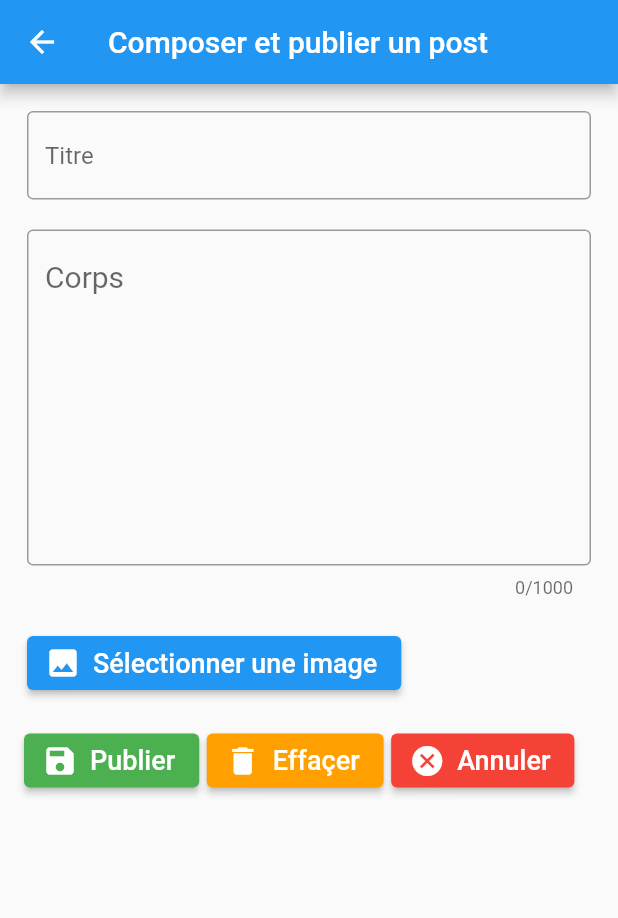
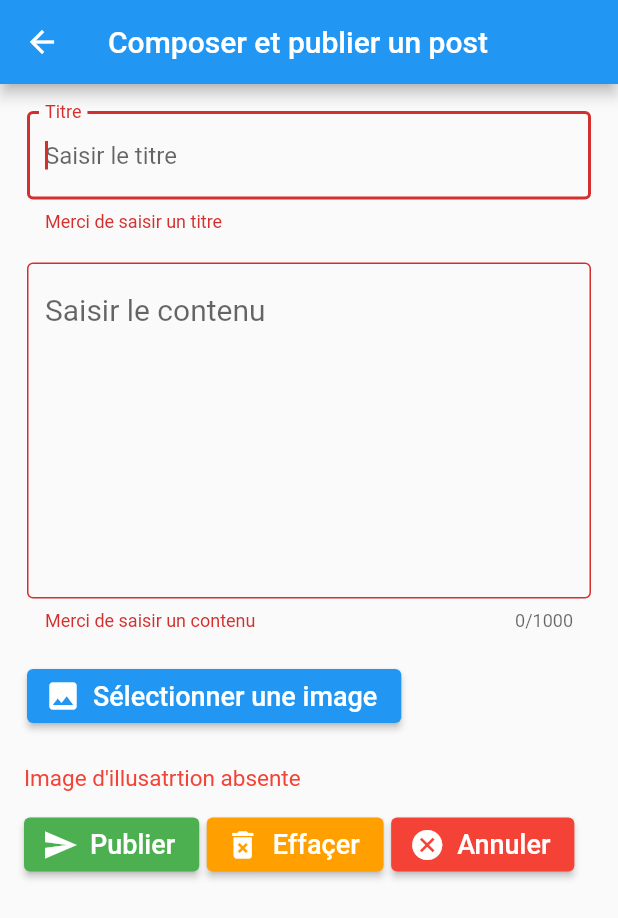
Before and after one commit to PdskDev/Flutter_NadetDev_Blob_App, a Flutter app: the ComposePage screen opened directly, after a tap on "Publier", on a phone screen of 412 x 824 dp. Shown: the top 918 px of the screen. Run offline on Flutter 3.47's test engine with Material 2 defaults, Android fonts, the phone set to English and light mode, and no system bars; our stand-ins replace image_picker.

Commit message:
add image picker + constante + validator

```diff
--- a/lib/compose_page.dart
+++ b/lib/compose_page.dart
@@ -1,4 +1,10 @@
+import 'dart:io';
+
+import 'package:flutter/foundation.dart';
 import 'package:flutter/material.dart';
+import 'package:flutter/services.dart';
+import 'package:image_picker/image_picker.dart';
+import 'package:my_nadetdev_blog/home_page.dart';
 import 'package:my_nadetdev_blog/image_from_gallery.dart';
 import 'constants.dart' as app_constants;
 
@@ -31,6 +37,31 @@ class PostComposeForm extends StatefulWidget {
 
 class _PostComposeFormState extends State<PostComposeForm> {
   final _formKey = GlobalKey<FormState>();
+  final titleFieldController = TextEditingController();
+  final contentFieldController = TextEditingController();
+  late FocusNode titleFieldFocusNode = FocusNode();
+  late AutovalidateMode _autoValidate = AutovalidateMode.disabled;
+  XFile? image;
+  final ImagePicker picker = ImagePicker();
+
+  @override
+  void initState() {
+    super.initState();
+  }
+
+  @override
+  void dispose() {
+    titleFieldFocusNode.dispose();
+    super.dispose();
+  }
+
+  void resetAllInputs() {
+    titleFieldController.clear();
+    contentFieldController.clear();
+    setState(() => _autoValidate = AutovalidateMode.always);
+    titleFieldFocusNode.requestFocus();
+    image = null;
+  }
 
   void _handleURLButtonPress(BuildContext context, var type) {
     Navigator.push(
@@ -39,11 +70,71 @@ class _PostComposeFormState extends State<PostComposeForm> {
             builder: (context) => ImageFromGalleryExt(type: type)));
   }
 
+  Future pickImage(ImageSource media) async {
+    try {
+      var photo = await picker.pickImage(source: media);
+      if (photo == null) return;
+
+      setState(() => image = photo);
+    } on PlatformException catch (e) {
+      if (kDebugMode) {
+        print('Failed to pick image: $e');
+      }
+    }
+  }
+
+  void selectImageSource() {
+    showDialog(
+        context: context,
+        builder: (BuildContext context) {
+          return AlertDialog(
+            shape:
+                RoundedRectangleBorder(borderRadius: BorderRadius.circular(10)),
+            title: const Text(app_constants.imagePickerSelectSource),
+            content: SizedBox(
+              height: MediaQuery.of(context).size.height / 7,
+              child: Padding(
+                padding: const EdgeInsets.all(8.0),
+                child: Column(
+                  children: [
+                    ElevatedButton(
+                      onPressed: () {
+                        Navigator.pop(context);
+                        pickImage(ImageSource.gallery);
+                      },
+                      child: const Row(
+                        children: [
+                          Icon(Icons.image),
+                          Text(app_constants.imagePickerGallery),
+                        ],
+                      ),
+                    ),
+                    ElevatedButton(
+                      onPressed: () {
+                        Navigator.pop(context);
+                        pickImage(ImageSource.camera);
+                      },
+                      child: const Row(
+                        children: [
+                          Icon(Icons.camera),
+                          Text(app_constants.imagePickerCamera),
+                        ],
+                      ),
+                    ),
+                  ],
+                ),
+              ),
+            ),
+          );
+        });
+  }
+
   @override
   Widget build(BuildContext context) {
     return SingleChildScrollView(
       child: Form(
         key: _formKey,
+        autovalidateMode: _autoValidate,
         child: Padding(
           padding: const EdgeInsets.all(8.0),
           child: Column(
@@ -53,11 +144,20 @@ class _PostComposeFormState extends State<PostComposeForm> {
                 padding:
                     const EdgeInsets.symmetric(horizontal: 10, vertical: 10),
                 child: TextFormField(
+                  autofocus: true,
+                  focusNode: titleFieldFocusNode,
                   decoration: const InputDecoration(
                       border: OutlineInputBorder(),
                       labelText: app_constants.composeFormTitleLabel,
                       hintText: app_constants.composeFormTitleHintText,
                       alignLabelWithHint: true),
+                  validator: (value) {
+                    if (value == null || value.isEmpty) {
+                      return app_constants.composeErrorMessageTitle;
+                    }
+                    return null;
+                  },
+                  controller: titleFieldController,
                 ),
               ),
               Padding(
@@ -74,7 +174,14 @@ class _PostComposeFormState extends State<PostComposeForm> {
                         labelText: app_constants.composeFormTextLabel,
                         hintText: app_constants.composeFormTextHintLabel,
                         alignLabelWithHint: true),
+                    validator: (value) {
+                      if (value == null || value.isEmpty) {
+                        return app_constants.composeErrorMessageContent;
+                      }
+                      return null;
+                    },
                     style: const TextStyle(fontSize: 20),
+                    controller: contentFieldController,
                   ),
                 ),
               ),
@@ -82,51 +189,93 @@ class _PostComposeFormState extends State<PostComposeForm> {
                 padding:
                     const EdgeInsets.symmetric(horizontal: 10, vertical: 9),
                 child: ElevatedButton.icon(
-                  onPressed: () {
-                    _handleURLButtonPress(context, ImageSourceType.gallery);
-                  },
-                  icon: const Icon(Icons.photo),
+                  onPressed: selectImageSource,
+                  icon: const Icon(Icons.image),
                   style: ElevatedButton.styleFrom(
                     backgroundColor: Colors.blue,
                     foregroundColor: Colors.white,
                   ),
                   label: const Text(
                     app_constants.composeButtonSelectImage,
-                    style: TextStyle(fontSize: 18),
+                    style: TextStyle(fontSize: app_constants.buttonLabelSize),
                   ),
                 ),
               ),
+              const SizedBox(
+                height: 10,
+              ),
+              image != null
+                  ? Padding(
+                      padding: const EdgeInsets.symmetric(
+                          horizontal: 8, vertical: 8),
+                      child: ClipRRect(
+                        borderRadius: BorderRadius.circular(8),
+                        child: Image.file(
+                          File(image!.path),
+                          fit: BoxFit.cover,
+                          width: MediaQuery.of(context).size.width,
+                          height: 150,
+                        ),
+                      ),
+                    )
+                  : const Padding(
+                      padding: EdgeInsets.symmetric(horizontal: 8, vertical: 3),
+                      child: Text(
+                        app_constants.imagePickerNoImageMessage,
+                        style: TextStyle(fontSize: 15, color: Colors.red),
+                      ),
+                    ),
               Padding(
                 padding: const EdgeInsets.symmetric(horizontal: 8, vertical: 8),
                 child: Wrap(
                   spacing: 5,
                   children: [
                     ElevatedButton.icon(
-                      onPressed: () {},
-                      icon: const Icon(Icons.save),
+                      onPressed: () {
+                        if (_formKey.currentState!.validate()) {
+                          ScaffoldMessenger.of(context).showSnackBar(
+                            const SnackBar(
+                              content: Text(
+                                  app_constants.composeMessagePostInProgress),
+                            ),
+                          );
+                        }
+                      },
+                      icon: const Icon(Icons.send),
                       style: ElevatedButton.styleFrom(
                         backgroundColor: Colors.green,
                         foregroundColor: Colors.white,
                       ),
                       label: const Text(
                         app_constants.composeButtonPost,
-                        style: TextStyle(fontSize: 18),
+                        style:
+                            TextStyle(fontSize: app_constants.buttonLabelSize),
                       ),
                     ),
                     ElevatedButton.icon(
-                      onPressed: () {},
-                      icon: const Icon(Icons.delete),
+                      onPressed: resetAllInputs,
+                      icon: const Icon(Icons.delete_forever),
                       style: ElevatedButton.styleFrom(
                         backgroundColor: Colors.amber.shade700,
                         foregroundColor: Colors.white,
                       ),
                       label: const Text(
                         app_constants.composeButtonErase,
-                        style: TextStyle(fontSize: 18),
+                        style:
+                            TextStyle(fontSize: app_constants.buttonLabelSize),
                       ),
                     ),
                     ElevatedButton.icon(
-                      onPressed: () {},
+                      onPressed: () {
+                        resetAllInputs;
+                        Navigator.of(context).pushReplacement(
+                          MaterialPageRoute(
+                            builder: (BuildContext context) {
+                              return const HomePage();
+                            },
+                          ),
+                        );
+                      },
                       icon: const Icon(Icons.cancel),
                       style: ElevatedButton.styleFrom(
                         backgroundColor: Colors.red,
@@ -134,7 +283,8 @@ class _PostComposeFormState extends State<PostComposeForm> {
                       ),
                       label: const Text(
                         app_constants.composeButtonCancel,
-                        style: TextStyle(fontSize: 18),
+                        style:
+                            TextStyle(fontSize: app_constants.buttonLabelSize),
                       ),
                     ),
                   ],
--- a/lib/constants.dart
+++ b/lib/constants.dart
@@ -57,10 +57,20 @@ const double imageHeight = 150;
 
 const String composePageTitle = 'Composer et publier un post';
 const String composeFormTitleLabel = 'Titre';
-const String composeFormTitleHintText = 'Saisir le titre';
-const String composeFormTextLabel = 'Corps';
+const String composeFormTitleHintText = 'Saisir le titre ';
+const String composeFormTextLabel = 'Saisir le contenu';
 const String composeFormTextHintLabel = 'Saisir votre post';
 const String composeButtonSelectImage = 'Sélectionner une image';
 const String composeButtonPost = 'Publier';
 const String composeButtonErase = 'Effaçer';
 const String composeButtonCancel = 'Annuler';
+const String composeMessagePostInProgress = 'Le post encours de publication...';
+const String composeErrorMessageTitle = 'Merci de saisir un titre';
+const String composeErrorMessageContent = 'Merci de saisir un contenu';
+
+const double buttonLabelSize = 18.0;
+
+const String imagePickerSelectSource = 'Choisir l\'image depuis ?';
+const String imagePickerGallery = 'Gallerie';
+const String imagePickerCamera = 'Camera';
+const String imagePickerNoImageMessage = 'Image d\'illusatrtion absente';
```
